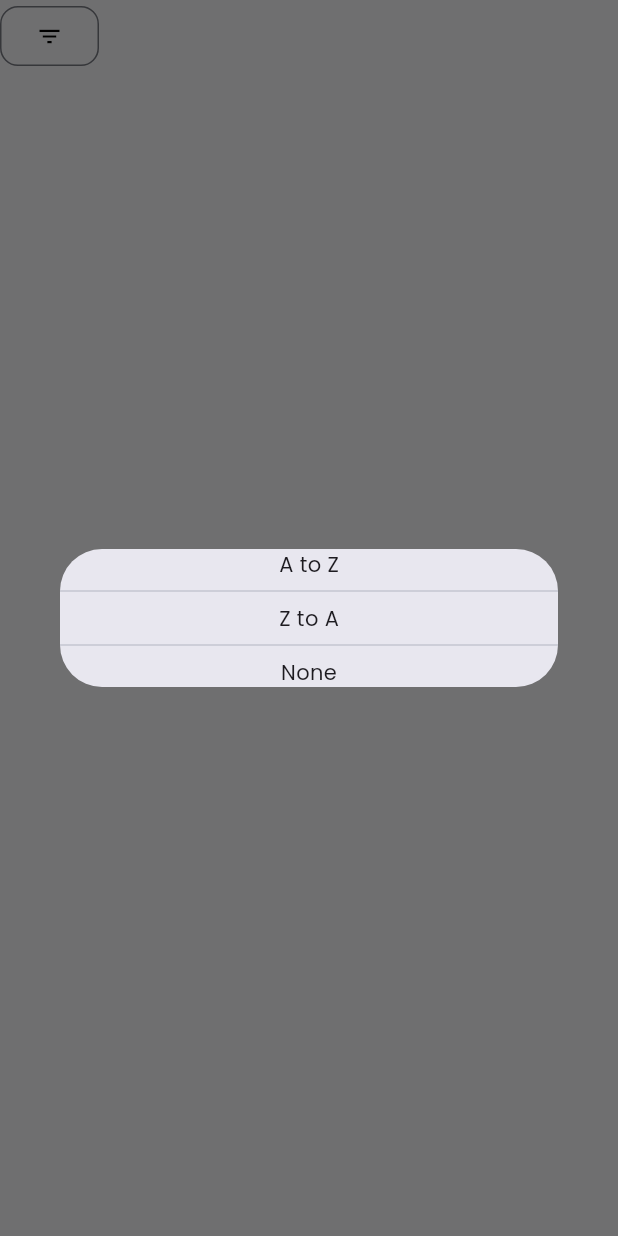
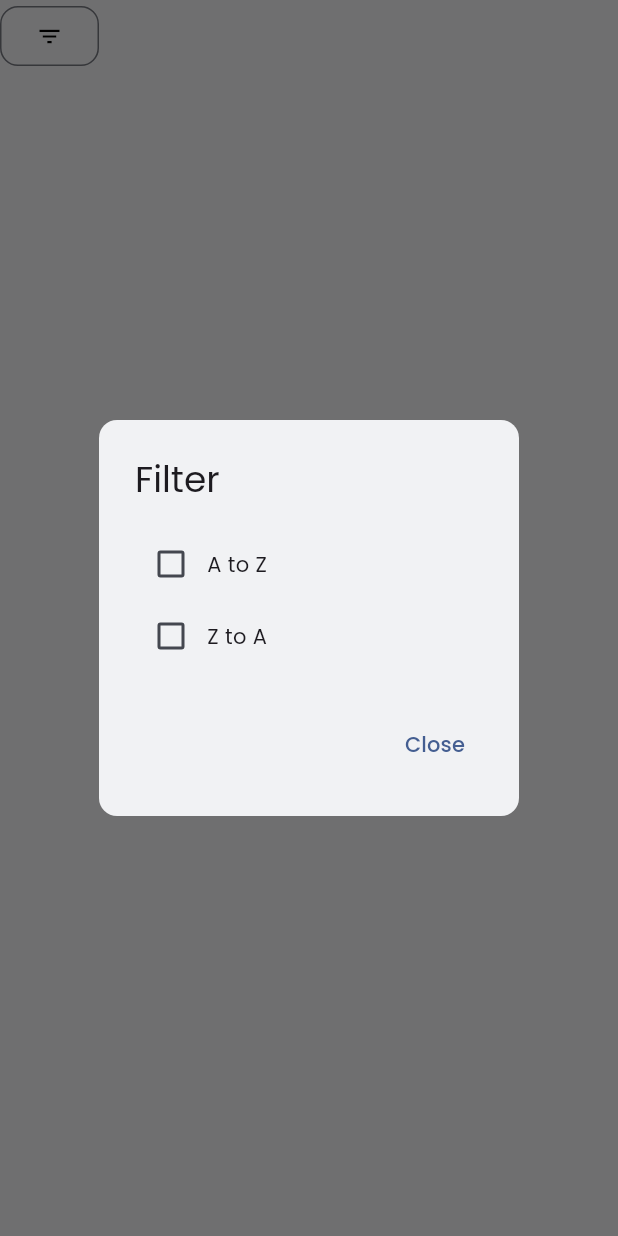
Before and after one commit to PBP-A14/Project-UAS, a Flutter app: the FilterButton widget shown alone on an empty page, opened directly, after a tap on the "filter list" icon, on a phone screen of 412 x 824 dp. Run offline on Flutter 3.47's test engine with Material 3 defaults, Android fonts, the phone set to English and light mode, and no system bars; our stand-ins replace google_fonts, google_nav_bar, page_transition; missing offline and left inert: pbp_django_auth; network calls fail.

Commit message:
add: FilterButton

```diff
--- a/lib/pages/home/search_page.dart
+++ b/lib/pages/home/search_page.dart
@@ -83,7 +83,7 @@ class _SearchPageState extends State<SearchPage> {
                                       icon: const Icon(Icons.clear),
                                       onPressed: () {
                                         _controller.clear();
-                                        fields = _controller.text;
+                                        // fields = _controller.text;
                                       },
                                     )
                                   : null,
--- a/lib/widgets/bottom_sheet.dart
+++ b/lib/widgets/bottom_sheet.dart
@@ -1,5 +1,7 @@
 import 'package:flutter/material.dart';
 import '../data/model/home_book_model.dart';
+
+// TODO: Overflow tp gtw dimana?
 
 class BookBottomSheet extends StatelessWidget {
   final Fields book;
--- a/lib/widgets/filter_button.dart
+++ b/lib/widgets/filter_button.dart
@@ -1,4 +1,6 @@
+import 'package:elibrary/provider/home_provider.dart';
 import 'package:flutter/material.dart';
+import 'package:provider/provider.dart';
 
 class FilterButton extends StatefulWidget {
   const FilterButton({super.key});
@@ -8,21 +10,78 @@ class FilterButton extends StatefulWidget {
 }
 
 class _FilterButtonState extends State<FilterButton> {
-  bool _isActive = false;
-
   @override
   Widget build(BuildContext context) {
-    if (!_isActive) {
+    final filterProvider = Provider.of<HomeProvider>(context);
+    if (filterProvider.isZAChecked || filterProvider.isAZChecked) {
+      return Row(
+        children: [
+          ElevatedButton(
+            onPressed: () {
+              showDialog(
+                context: context,
+                // barrierDismissible: false,
+                builder: (context) {
+                  return const FilterDialog();
+                },
+              );
+            },
+            style: ButtonStyle(
+              backgroundColor: MaterialStateProperty.all(Colors.black),
+              foregroundColor: MaterialStateProperty.all(Colors.white),
+              shape: MaterialStateProperty.all<RoundedRectangleBorder>(
+                RoundedRectangleBorder(
+                  borderRadius: BorderRadius.circular(12),
+                ),
+              ),
+            ),
+            child: const Icon(Icons.filter_list),
+          ),
+          const SizedBox(width: 8),
+          if (filterProvider.isAZChecked)
+            ElevatedButton.icon(
+              onPressed: () {
+                Provider.of<HomeProvider>(context, listen: false).resetFilter();
+              },
+              icon: Icon(Icons.clear),
+              label: const Text('A to Z'),
+              style: ButtonStyle(
+                backgroundColor: MaterialStateProperty.all(Colors.black),
+                foregroundColor: MaterialStateProperty.all(Colors.white),
+                shape: MaterialStateProperty.all<RoundedRectangleBorder>(
+                  RoundedRectangleBorder(
+                    borderRadius: BorderRadius.circular(12),
+                  ),
+                ),
+              ),
+            ),
+          if (filterProvider.isZAChecked)
+            ElevatedButton.icon(
+              onPressed: () {
+                Provider.of<HomeProvider>(context, listen: false).resetFilter();
+              },
+              icon: Icon(Icons.clear),
+              label: const Text('Z to A'),
+              style: ButtonStyle(
+                backgroundColor: MaterialStateProperty.all(Colors.black),
+                foregroundColor: MaterialStateProperty.all(Colors.white),
+                shape: MaterialStateProperty.all<RoundedRectangleBorder>(
+                  RoundedRectangleBorder(
+                    borderRadius: BorderRadius.circular(12),
+                  ),
+                ),
+              ),
+            ),
+        ],
+      );
+    } else {
       return OutlinedButton(
         onPressed: () {
-          // setState(() {
-          //   _isActive = !_isActive;
-          // });
           showDialog(
             context: context,
             // barrierDismissible: false,
             builder: (context) {
-              return FilterDialog();
+              return const FilterDialog();
             },
           );
         },
@@ -40,50 +99,81 @@ class _FilterButtonState extends State<FilterButton> {
         ),
         child: const Icon(Icons.filter_list),
       );
-    } else {
-      return ElevatedButton(
-        onPressed: () {
-          setState(() {
-            _isActive = !_isActive;
-          });
-        },
-        style: ButtonStyle(
-          backgroundColor: MaterialStateProperty.all(Colors.black),
-          foregroundColor: MaterialStateProperty.all(Colors.white),
-          shape: MaterialStateProperty.all<RoundedRectangleBorder>(
-            RoundedRectangleBorder(
-              borderRadius: BorderRadius.circular(12),
-            ),
-          ),
-        ),
-        child: const Icon(Icons.filter_list),
-      );
     }
-  }
-
-  @override
-  void dispose() {
-    _isActive = false;
-    super.dispose();
   }
 }
 
-class FilterDialog extends StatelessWidget {
+class FilterDialog extends StatefulWidget {
   const FilterDialog({super.key});
 
   @override
+  State<FilterDialog> createState() => _FilterDialogState();
+}
+
+class _FilterDialogState extends State<FilterDialog> {
+  @override
   Widget build(BuildContext context) {
-    return Dialog(
-      child: Column(
+    final filterProvider = Provider.of<HomeProvider>(context);
+
+    return AlertDialog(
+      shape: RoundedRectangleBorder(borderRadius: BorderRadius.circular(12)),
+      title: const Text('Filter'),
+      backgroundColor: const Color(0xFFF1F2F4),
+      surfaceTintColor: Colors.transparent,
+      content: Column(
         mainAxisSize: MainAxisSize.min,
         children: [
-          Text('A to Z'),
-          Divider(),
-          Text('Z to A'),
-          Divider(),
-          Text('None')
+          Row(
+            children: [
+              Checkbox(
+                  checkColor: Colors.white,
+                  activeColor: Colors.black,
+                  value: filterProvider.isAZChecked,
+                  onChanged: (bool? value) {
+                    setState(() {
+                      if (filterProvider.isZAChecked) {
+                        filterProvider.toggleZA(!filterProvider.isZAChecked);
+                      }
+                      filterProvider.toggleAZ(value!);
+                    });
+                  }),
+              const Text('A to Z'),
+            ],
+          ),
+          Row(
+            children: [
+              Checkbox(
+                  checkColor: Colors.white,
+                  activeColor: Colors.black,
+                  value: filterProvider.isZAChecked,
+                  onChanged: (bool? value) {
+                    setState(() {
+                      if (filterProvider.isAZChecked) {
+                        filterProvider.toggleAZ(!filterProvider.isAZChecked);
+                      }
+                      filterProvider.toggleZA(value!);
+                    });
+                  }),
+              const Text('Z to A'),
+            ],
+          ),
         ],
       ),
+      actions: [
+        TextButton(
+          onPressed: () {
+            if (filterProvider.isAZChecked) {
+              filterProvider.setFilterAZ();
+            } else if (filterProvider.isZAChecked) {
+              filterProvider.setFilterZA();
+            } else {
+              filterProvider.fetchBook();
+            }
+            Navigator.pop(context);
+          },
+          child: const Text('Close'),
+        )
+      ],
     );
   }
 }
```
Also changed, not shown: lib/data/api/home_api_service.dart (+50 -1 lines), lib/pages/authentication/login_page.dart (+13 -15 lines), lib/pages/home/book_list_page.dart (+10 -2 lines), lib/provider/home_provider.dart (+66 -3 lines), lib/provider/search_provider.dart (+11 -0 lines), lib/widgets/book_tile.dart (+35 -3 lines).
